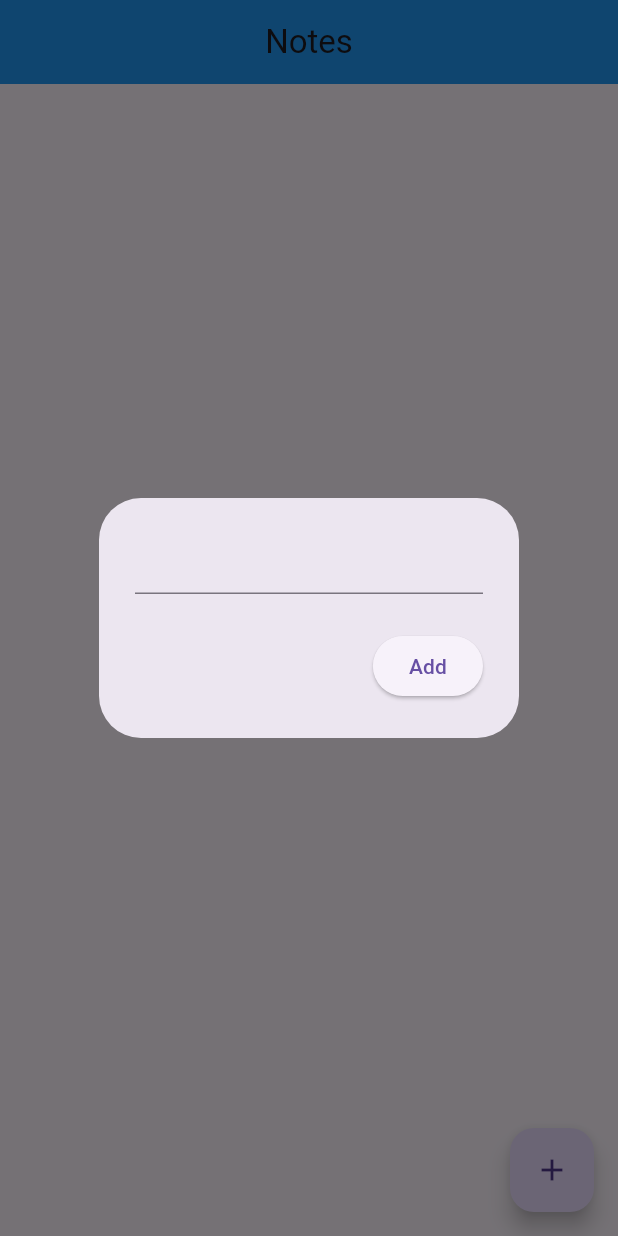
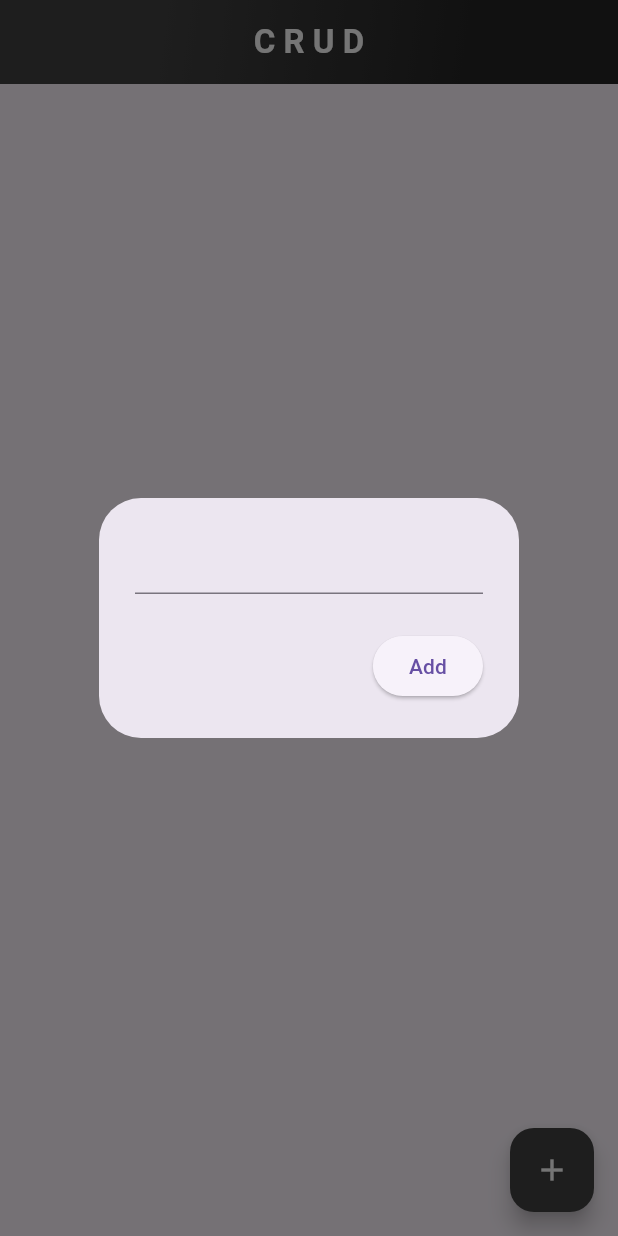
Before and after one commit to mkmeden/crud-koko, a Flutter app: the screen it shows after launch, after a tap on the "add" icon, on a phone screen of 412 x 824 dp. Run offline on Flutter 3.47's test engine with Material 3 defaults, Android fonts, the phone set to English and light mode, and no system bars; our stand-ins replace cloud_firestore, firebase_core; accounts and stored records are empty.

Commit message:
notes app completed

```diff
--- a/lib/main.dart
+++ b/lib/main.dart
@@ -6,11 +6,11 @@ void main() async {
   WidgetsFlutterBinding.ensureInitialized();
   await Firebase.initializeApp(
       options:FirebaseOptions(
-        apiKey:'AIzaSyCuaP-3eDBzWHTh_yz-5q5kGm8X-kNNRvI',
+        apiKey:'AIzaSyAmFCSQjSIEHBOp6gqftmHoDKvdTZ9c0CY',
         appId:'id',
         messagingSenderId:'sendid',
-        projectId:'crud-koko',
-        storageBucket:'crud-koko.appspot.com',
+        projectId:'crud-ac624',
+        storageBucket:'crud-ac624.appspot.com',
       )
   );
   runApp(const MyApp());
--- a/lib/pages/home.dart
+++ b/lib/pages/home.dart
@@ -1,3 +1,4 @@
+import 'package:cloud_firestore/cloud_firestore.dart';
 import 'package:flutter/material.dart';
 import 'package:crud/services/firestore.dart';
 
@@ -19,7 +20,7 @@ class _HomeState extends State<Home> {
 
 
   // open a small box to take in user input
-  void openBox(){
+  void openBox(String? docID){
 
     showDialog(context: context, builder: (context)=> AlertDialog(
       content : TextField(
@@ -29,7 +30,18 @@ class _HomeState extends State<Home> {
       actions: [
         ElevatedButton(onPressed: () async{
 
-          await firestoreService.addNote(textController.text);
+          if(docID == null)
+          {
+            await firestoreService.addNote(textController.text);
+          }
+
+          else{
+            await firestoreService.updateNote(docID, textController.text);
+          }
+
+          textController.clear();
+
+          Navigator.pop(context);
         },
             child: Text('Add'))
       ],
@@ -42,15 +54,100 @@ class _HomeState extends State<Home> {
   Widget build(BuildContext context) {
     return  Scaffold(
       appBar: AppBar(
-        title: Text('Notes'),
+        flexibleSpace: Container(
+          decoration: BoxDecoration(
+            gradient: LinearGradient(
+              colors: [Color(0xff424242), Color(0xff262626)],
+              stops: [0.25, 0.75],
+              begin: Alignment.topLeft,
+              end: Alignment.bottomRight,
+            )
+
+
+          ),
+        ),
+        title: Text('C R U D' ,
+        style:  TextStyle(
+          color: Colors.white,
+          fontWeight: FontWeight.bold
+        ),
+        ),
         centerTitle: true,
         backgroundColor: Colors.blue,
       ),
 
       floatingActionButton: FloatingActionButton(
-        child: Icon(Icons.add),
+        backgroundColor: Colors.grey[800],
+        child: Icon(Icons.add ,
+        color: Colors.white,
+        ),
         onPressed: (){
-            openBox();
+            openBox(null);
+        },
+      ),
+
+      body: StreamBuilder<QuerySnapshot>(
+        stream: firestoreService.getNotesStream(),
+        builder: (context, snapshot){
+
+          if(snapshot.hasData)
+            {
+              List notesList = snapshot.data!.docs;
+
+              return ListView.builder(
+                itemCount: notesList.length,
+                  itemBuilder: (context , index){
+                    DocumentSnapshot document = notesList[index];
+                    String docID = document.id;
+
+                    Map<String , dynamic > data = document.data() as Map<String , dynamic>;
+                    String noteText = data['note'];
+
+                    return Container(
+                      alignment: Alignment.center,
+                      child: Card(
+                        shape: RoundedRectangleBorder(
+                          borderRadius: BorderRadius.circular(7.0),
+                        ),
+                        color: Colors.white,
+                        margin: EdgeInsets.symmetric(vertical: 10 , horizontal: 30),
+                        child: ListTile(
+                          title: Text(noteText,
+                          style: TextStyle(
+                            color: Colors.grey[700],
+                            fontSize: 20,
+                          ),
+                          ),
+                          trailing: Row(
+
+                            mainAxisSize: MainAxisSize.min,
+                            children: [
+                              IconButton(
+                                onPressed: (){
+                                  firestoreService.deleteNote(docID);
+                                },
+                                icon: Icon(Icons.delete),
+                              ),
+                              IconButton(
+                                onPressed: (){
+                                      openBox(docID);
+                                },
+                                icon: Icon(Icons.edit),
+                              ),
+                            ],
+                          ),
+                        ),
+                      ),
+                    );
+
+                  }
+              );
+            }
+
+          else
+            {
+              return const Text('No notes');
+            }
         },
       ),
     );
--- a/pubspec.yaml
+++ b/pubspec.yaml
@@ -37,6 +37,7 @@ dependencies:
   cupertino_icons: ^1.0.6
   firebase_core: ^2.30.1
   cloud_firestore: ^4.17.2
+  flutter_screenutil: ^5.9.0
 
 dev_dependencies:
   flutter_test:
```
Also changed, not shown: lib/services/firestore.dart (+18 -0 lines), pubspec.lock, 2 other files.
